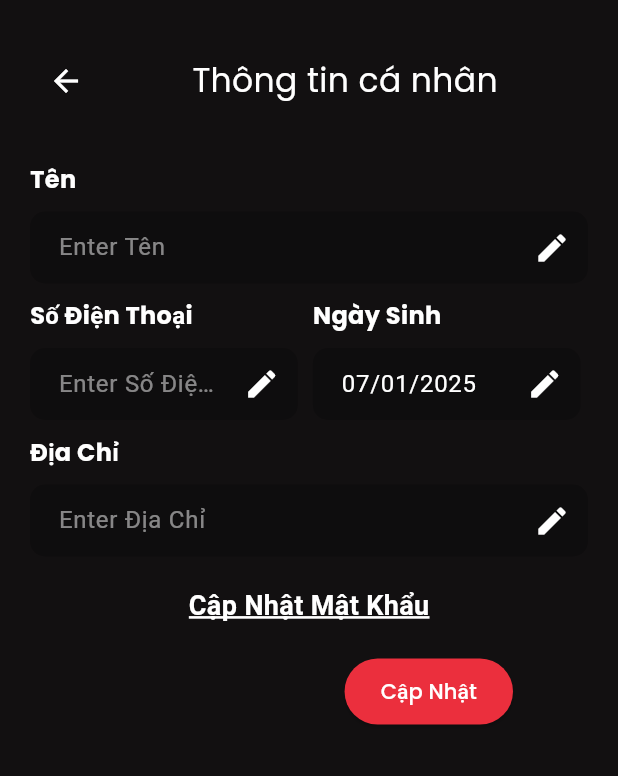
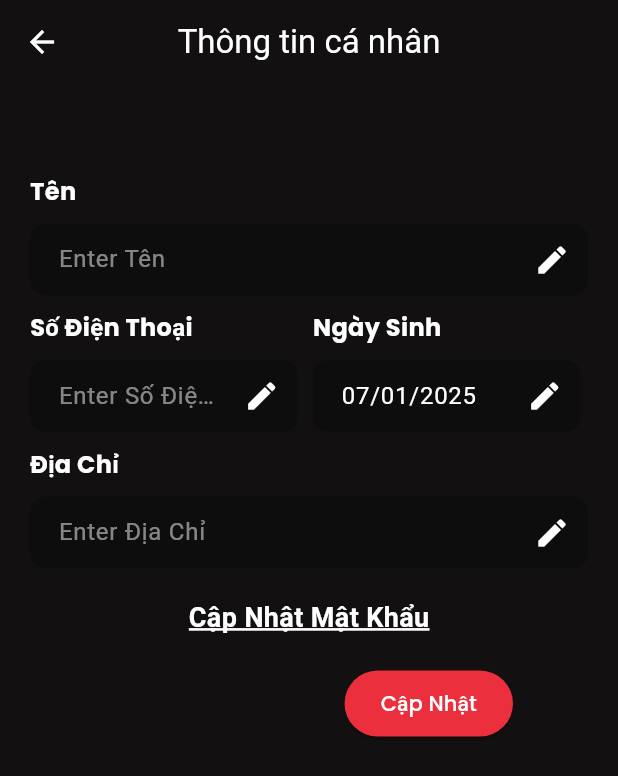
Before and after one commit to coder1807/App-Mobile-Booking-Ticket-Movie, a Flutter app: the InfoPage screen opened directly, on a phone screen of 412 x 824 dp. Shown: the top 776 px of the screen. Run offline on Flutter 3.47's test engine with Material 3 defaults, Android fonts, the light colour scheme and no system bars; our stand-ins replace app_links, firebase_auth, firebase_core, flutter_dotenv, font_awesome_flutter, google_maps_flutter and 4 more; missing offline and left inert: dart:ffi, flutter_facebook_auth, google_maps_url_extractor; accounts and stored records are empty; network calls fail.

Commit message:
viet hoa 3.5

```diff
--- a/lib/Screens/Client/Main/Views/HomePage.dart
+++ b/lib/Screens/Client/Main/Views/HomePage.dart
@@ -171,7 +171,7 @@ class _HomePageState extends State<HomePage> {
             ),
             const SizedBox(height: 10),
             _MovieRecommendation(),
-            const SizedBox(height: 30),
+
 
             // _MovieUpcoming(),
           ],
--- a/lib/Screens/Client/Main/Views/Profile/FavoriteMovie.dart
+++ b/lib/Screens/Client/Main/Views/Profile/FavoriteMovie.dart
@@ -119,8 +119,9 @@ class _FavoriteMoviePageState extends State<FavoriteMoviePage> {
 
         title: const Text('Phim yêu thích'),
         backgroundColor: Color(0xFF141414),
-        foregroundColor: Colors.white,
+        foregroundColor: Colors.white,centerTitle: true,
       ),
+
       body: _isLoading
           ? const Center(child: CircularProgressIndicator())
           : _errorMessage != null
--- a/lib/Screens/Client/Main/Views/Profile/InfoProfile.dart
+++ b/lib/Screens/Client/Main/Views/Profile/InfoProfile.dart
@@ -84,6 +84,20 @@ class _InfoPageState extends State<InfoPage> {
   @override
   Widget build(BuildContext context) {
     return Scaffold(
+      appBar: AppBar(
+        backgroundColor: AppTheme.colors.mainBackground,
+        elevation: 0,
+        leading: IconButton(
+          icon: const Icon(Icons.arrow_back),
+          color: AppTheme.colors.white,
+          onPressed: () {
+            Navigator.pop(context);
+          },
+        ),
+        title: Text('Thông tin cá nhân', style: TextStyle(color: AppTheme.colors.white)),
+        centerTitle: true,
+      ),
+
       backgroundColor: AppTheme.colors.mainBackground,
       body: _page(),
     );
@@ -97,7 +111,7 @@ class _InfoPageState extends State<InfoPage> {
             padding: const EdgeInsets.symmetric(horizontal: 20, vertical: 30),
             child: Column(
               children: [
-                _headerPage(),
+                /*_headerPage(),*/
                 const SizedBox(height: 30),
                 _mainPage(),
                 const SizedBox(height: 20),
```
Also changed, not shown: lib/Screens/Client/Main/Views/Profile/Notification.dart (+16 -2 lines).
